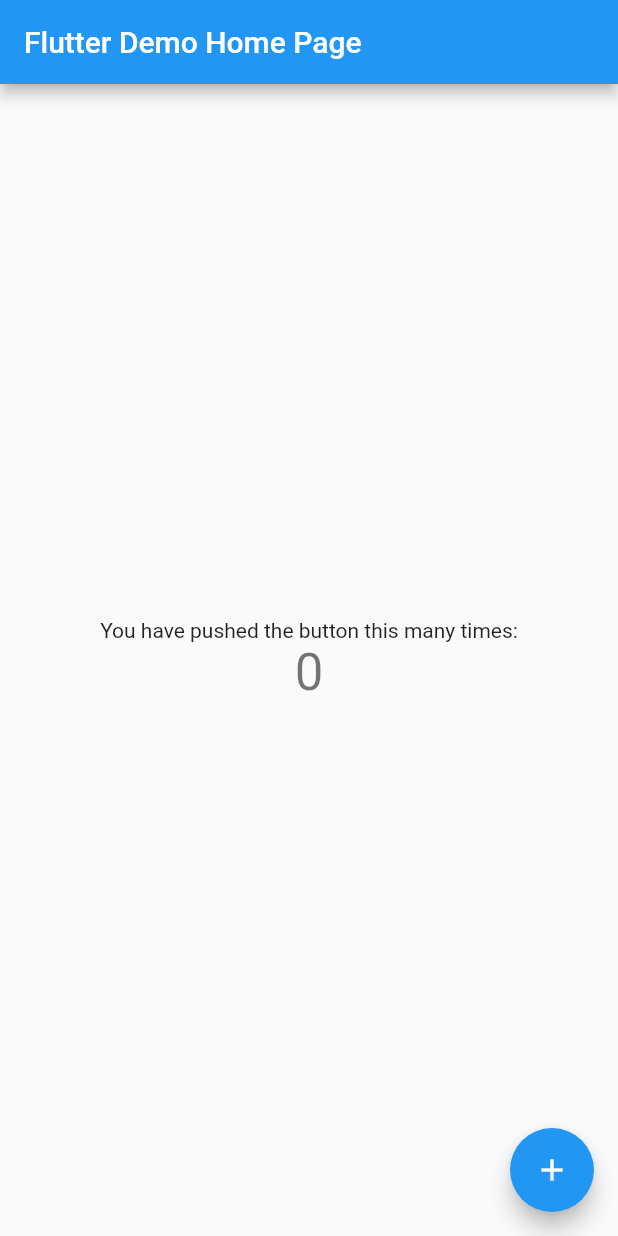
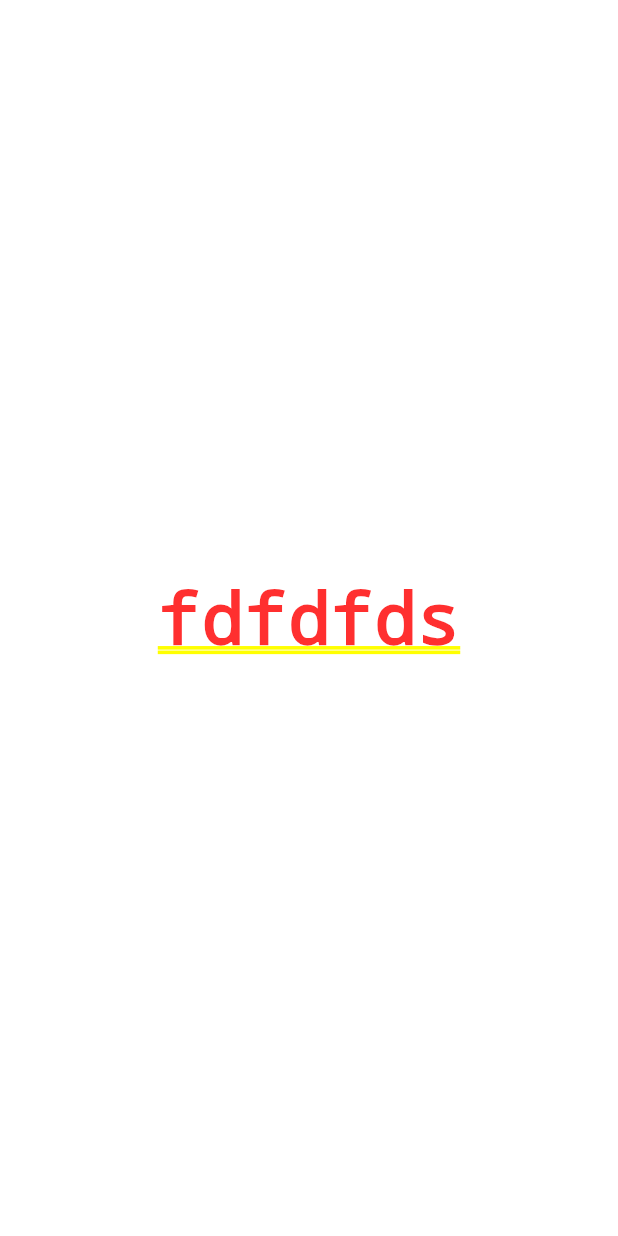
Before and after one commit to Senhordim/shopfy, a Flutter app: the screen it shows after launch, on a phone screen of 412 x 824 dp. Run offline on Flutter 3.47's test engine with Material 2 defaults, Android fonts, the phone set to English and light mode, and no system bars.

Commit message:
create structure

```diff
--- a/lib/main.dart
+++ b/lib/main.dart
@@ -9,103 +9,22 @@ class MyApp extends StatelessWidget {
     return MaterialApp(
       title: 'Flutter Demo',
       theme: ThemeData(
-        // This is the theme of your application.
-        //
-        // Try running your application with "flutter run". You'll see the
-        // application has a blue toolbar. Then, without quitting the app, try
-        // changing the primarySwatch below to Colors.green and then invoke
-        // "hot reload" (press "r" in the console where you ran "flutter run",
-        // or simply save your changes to "hot reload" in a Flutter IDE).
-        // Notice that the counter didn't reset back to zero; the application
-        // is not restarted.
         primarySwatch: Colors.blue,
       ),
-      home: MyHomePage(title: 'Flutter Demo Home Page'),
+      home: HomePage(),
     );
   }
 }
 
-class MyHomePage extends StatefulWidget {
-  MyHomePage({Key key, this.title}) : super(key: key);
-
-  // This widget is the home page of your application. It is stateful, meaning
-  // that it has a State object (defined below) that contains fields that affect
-  // how it looks.
-
-  // This class is the configuration for the state. It holds the values (in this
-  // case the title) provided by the parent (in this case the App widget) and
-  // used by the build method of the State. Fields in a Widget subclass are
-  // always marked "final".
-
-  final String title;
-
-  @override
-  _MyHomePageState createState() => _MyHomePageState();
-}
-
-class _MyHomePageState extends State<MyHomePage> {
-  int _counter = 0;
-
-  void _incrementCounter() {
-    setState(() {
-      // This call to setState tells the Flutter framework that something has
-      // changed in this State, which causes it to rerun the build method below
-      // so that the display can reflect the updated values. If we changed
-      // _counter without calling setState(), then the build method would not be
-      // called again, and so nothing would appear to happen.
-      _counter++;
-    });
-  }
-
+class HomePage extends StatelessWidget {
   @override
   Widget build(BuildContext context) {
-    // This method is rerun every time setState is called, for instance as done
-    // by the _incrementCounter method above.
-    //
-    // The Flutter framework has been optimized to make rerunning build methods
-    // fast, so that you can just rebuild anything that needs updating rather
-    // than having to individually change instances of widgets.
-    return Scaffold(
-      appBar: AppBar(
-        // Here we take the value from the MyHomePage object that was created by
-        // the App.build method, and use it to set our appbar title.
-        title: Text(widget.title),
-      ),
-      body: Center(
-        // Center is a layout widget. It takes a single child and positions it
-        // in the middle of the parent.
-        child: Column(
-          // Column is also a layout widget. It takes a list of children and
-          // arranges them vertically. By default, it sizes itself to fit its
-          // children horizontally, and tries to be as tall as its parent.
-          //
-          // Invoke "debug painting" (press "p" in the console, choose the
-          // "Toggle Debug Paint" action from the Flutter Inspector in Android
-          // Studio, or the "Toggle Debug Paint" command in Visual Studio Code)
-          // to see the wireframe for each widget.
-          //
-          // Column has various properties to control how it sizes itself and
-          // how it positions its children. Here we use mainAxisAlignment to
-          // center the children vertically; the main axis here is the vertical
-          // axis because Columns are vertical (the cross axis would be
-          // horizontal).
-          mainAxisAlignment: MainAxisAlignment.center,
-          children: <Widget>[
-            Text(
-              'You have pushed the button this many times:',
-            ),
-            Text(
-              '$_counter',
-              style: Theme.of(context).textTheme.display1,
-            ),
-          ],
+    return Container(
+      child: Container(
+        child: Center(
+          child: Text("fdfdfds"),
         ),
       ),
-      floatingActionButton: FloatingActionButton(
-        onPressed: _incrementCounter,
-        tooltip: 'Increment',
-        child: Icon(Icons.add),
-      ), // This trailing comma makes auto-formatting nicer for build methods.
     );
   }
 }
```
